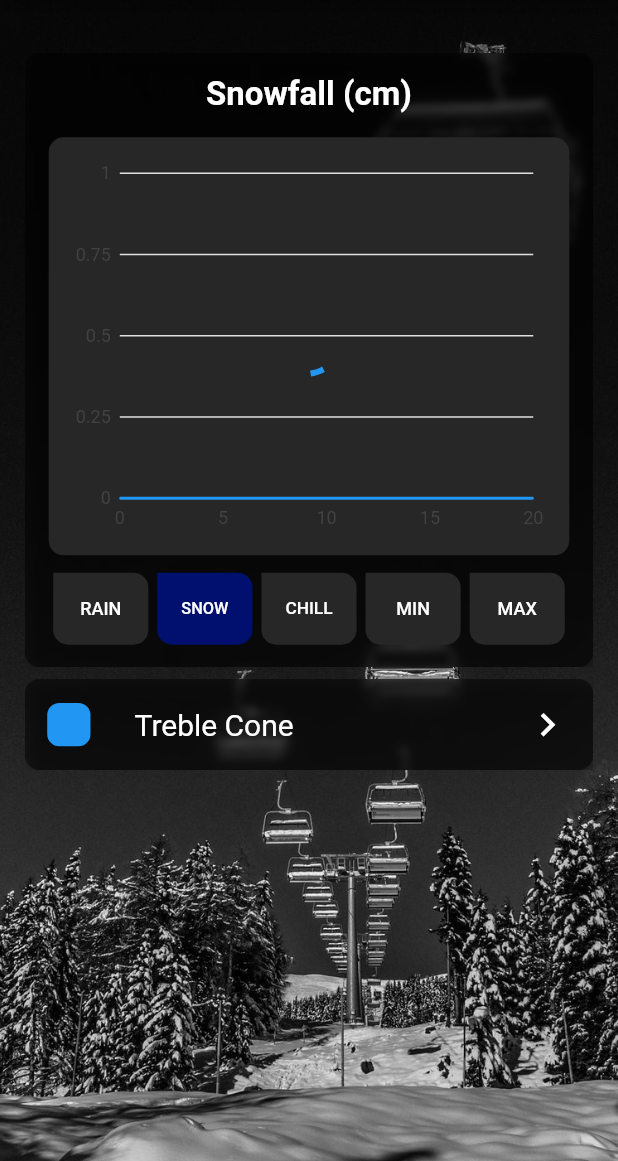
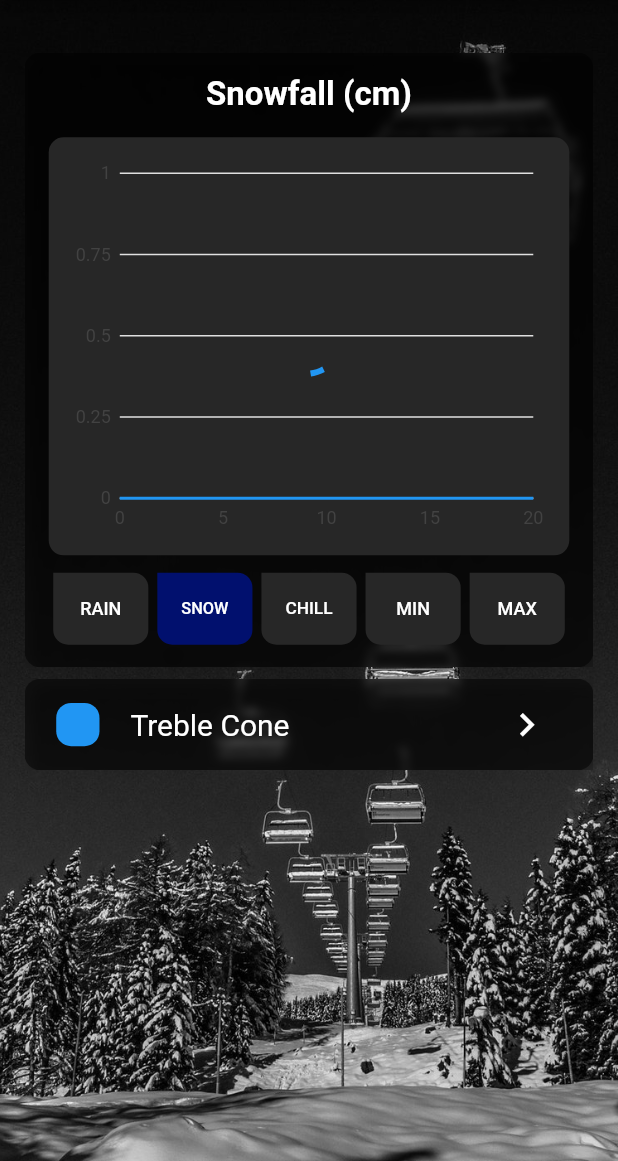
Before and after one commit to kerridge/snowscoop, a Flutter app: the screen it shows after launch, on a phone screen of 412 x 824 dp, the part 75-1236 px from its top. Run offline on Flutter 3.47's test engine with Material 2 defaults, Android fonts, the phone set to English and light mode, and no system bars; our stand-ins replace charts_flutter, google_maps_flutter, googleapis_auth, modal_progress_hud, shared_preferences; missing offline and left inert: googleapis; Roboto replaces fonts that are missing (Signika).

Commit message:
refactored legend into own widget, made legend for field graph

```diff
--- a/lib/view-models/field-state.dart
+++ b/lib/view-models/field-state.dart
@@ -23,8 +23,6 @@ abstract class FieldState extends State<FieldPage> {
   var selected =SelectedButton.TEMPERATURES;
   String graphTitle = 'Temperatures (\u00B0C)';
   Widget currentGraph;
-
-
 
 
   @override
--- /dev/null
+++ b/lib/views/widgets/graph-legend.dart
@@ -0,0 +1,62 @@
+import 'package:flutter/material.dart';
+import 'package:snowscoop/views/widgets/frosted-container.dart';
+
+class GraphLegendItem extends StatelessWidget {
+
+  GraphLegendItem({
+    this.label,
+    this.onTap,
+    this.trailing,
+    this.width,
+    this.color,
+  });
+
+  final String label;
+  final double width;
+  final VoidCallback onTap;
+  // trailing widget
+  final Widget trailing;
+  final Color color;
+
+  @override
+  Widget build(BuildContext context) {
+
+    Size _phoneSize = MediaQuery.of(context).size;
+    _phoneSize =
+        Size(_phoneSize.width, _phoneSize.height - 50);
+
+    return new GestureDetector(
+      onTap: onTap,
+      child: FrostedContainer(
+        width: width,
+        child: new Padding(
+          padding: const EdgeInsets.only(left: 6),
+        child: new Row(
+          children: <Widget>[
+            Container(
+              decoration: BoxDecoration(
+                color: color,
+                borderRadius: BorderRadius.all(Radius.circular(10))
+              ),
+              height: _phoneSize.width * 0.07,
+              width: _phoneSize.width * 0.07,
+            ),
+            new SizedBox(width: _phoneSize.width*0.05),
+            new Expanded(
+              flex: 4,
+              child: Text(
+                label,
+                style: Theme.of(context).textTheme.body2
+              )
+            ),
+            new Expanded(
+              flex: 1,
+              child: trailing,
+            )
+          ],
+        )
+        )
+      )
+    );
+  }
+}
```
Also changed, not shown: lib/views/field-view.dart (+45 -5 lines), lib/views/home.dart (+32 -100 lines).
